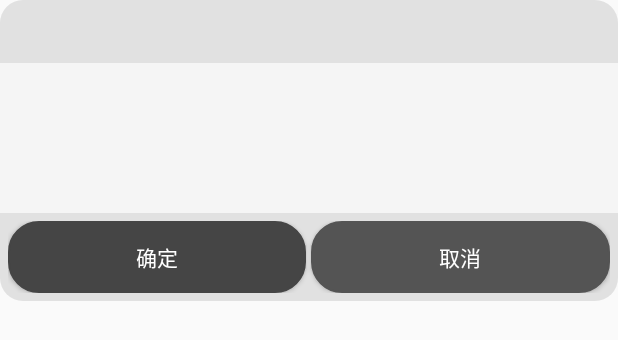
After one commit to kuangye89757/WebViewDemo, an Android app: the layout custom_dialog_layout.xml on its own in the app's theme, with its tools: preview values and no code run, on a phone screen of 412 x 824 dp. The commit adds this screen. Shown: the top 340 px of the screen. Run offline under Robolectric (Android 15) with nearby library versions, the phone set to English and light mode, and no system bars.

Commit message:
添加了一个圆角dialog实例

```diff
--- /dev/null
+++ b/app/src/main/res/drawable/bbuton_danger_rounded.xml
@@ -0,0 +1,21 @@
+<?xml version="1.0" encoding="utf-8"?>
+<selector xmlns:android="http://schemas.android.com/apk/res/android">
+
+    <item android:state_pressed="true">
+        <shape>
+            <solid android:color="#545454"/>
+            <stroke android:width="1dp" android:color="#545454"/>
+            <corners android:radius="20dp"/>
+        </shape>
+    </item>
+
+    <item>
+        <shape>
+            <solid android:color="#545454"/>
+            <stroke android:width="1dp" android:color="#545454"/>
+            <corners android:radius="20dp"/>
+        </shape>
+    </item>
+
+
+</selector>
--- /dev/null
+++ b/app/src/main/res/drawable/bbuton_info_rounded.xml
@@ -0,0 +1,20 @@
+<?xml version="1.0" encoding="utf-8"?>
+<selector xmlns:android="http://schemas.android.com/apk/res/android">
+
+    <item android:state_pressed="true">
+        <shape>
+            <solid android:color="#454545" />
+            <stroke android:width="1dp" android:color="#454545"/>
+            <corners android:radius="20dp"/>
+        </shape>
+    </item>
+
+    <item>
+        <shape>
+            <solid android:color="#454545"/>
+            <stroke android:width="1dp" android:color="#454545"/>
+            <corners android:radius="20dp"/>
+        </shape>
+    </item>
+
+</selector>
--- /dev/null
+++ b/app/src/main/res/drawable/bg_bottom_custom_dialog.xml
@@ -0,0 +1,7 @@
+<?xml version="1.0" encoding="utf-8"?>
+<selector xmlns:android="http://schemas.android.com/apk/res/android">
+    <item><shape>
+        <gradient android:angle="270" android:endColor="#e1e1e1" android:startColor="#e1e1e1" />
+        <corners android:bottomLeftRadius="15dp" android:bottomRightRadius="15dp" />
+    </shape></item>
+</selector>
--- /dev/null
+++ b/app/src/main/res/drawable/bg_middle_custom_dialog.xml
@@ -0,0 +1,6 @@
+<?xml version="1.0" encoding="utf-8"?>
+<selector xmlns:android="http://schemas.android.com/apk/res/android">
+    <item><shape>
+        <gradient android:angle="270" android:endColor="#f5f5f5" android:startColor="#f5f5f5" />
+    </shape></item>
+</selector>
--- /dev/null
+++ b/app/src/main/res/drawable/bg_title_custom_dialog.xml
@@ -0,0 +1,9 @@
+<?xml version="1.0" encoding="utf-8"?>
+<selector xmlns:android="http://schemas.android.com/apk/res/android">
+    <item>
+        <shape>
+            <gradient android:angle="270" android:endColor="#e1e1e1" android:startColor="#e1e1e1"/>
+            <corners android:topLeftRadius="15dp" android:topRightRadius="15dp"/>
+        </shape>
+    </item>
+</selector>
--- /dev/null
+++ b/app/src/main/res/layout/custom_dialog_layout.xml
@@ -0,0 +1,77 @@
+<?xml version="1.0" encoding="utf-8"?>
+<LinearLayout xmlns:android="http://schemas.android.com/apk/res/android"
+              android:layout_width="fill_parent"
+              android:layout_height="wrap_content"
+              android:background="@null"
+              android:minWidth="280dip"
+              android:orientation="vertical">
+
+    <LinearLayout
+        android:layout_width="fill_parent"
+        android:layout_height="wrap_content"
+        android:background="@drawable/bg_title_custom_dialog"
+        android:orientation="horizontal"
+        android:paddingBottom="10dip"
+        android:paddingTop="10dip">
+
+        <TextView
+            android:id="@+id/title"
+            android:layout_width="wrap_content"
+            android:layout_height="wrap_content"
+            android:layout_gravity="center_vertical"
+            android:layout_marginLeft="8dip"
+            android:textSize="16sp"
+            />
+    </LinearLayout>
+
+    <LinearLayout
+        android:id="@+id/content"
+        android:layout_width="fill_parent"
+        android:layout_height="wrap_content"
+        android:background="@drawable/bg_middle_custom_dialog"
+        android:gravity="center"
+        android:minHeight="100dip"
+        android:orientation="vertical">
+
+        <TextView
+            android:id="@+id/message"
+            android:layout_width="fill_parent"
+            android:layout_height="wrap_content"
+            android:layout_marginLeft="10dip"
+            android:textColor="#FF000000"
+            android:textSize="16sp"/>
+    </LinearLayout>
+
+    <LinearLayout
+        android:layout_width="fill_parent"
+        android:layout_height="wrap_content"
+        android:background="@drawable/bg_bottom_custom_dialog"
+        android:orientation="horizontal"
+        android:paddingBottom="5dip"
+        android:paddingLeft="5dip"
+        android:paddingRight="5dip"
+        android:paddingTop="5dip">
+
+        <Button
+            android:id="@+id/positiveButton"
+            android:layout_width="0dip"
+            android:layout_height="wrap_content"
+            android:layout_weight="1"
+            android:background="@drawable/bbuton_info_rounded"
+            android:singleLine="true"
+            android:text="确定"
+            android:textColor="#ffffff"/>
+
+        <Button
+            android:id="@+id/negativeButton"
+            android:layout_width="0dip"
+            android:layout_height="wrap_content"
+            android:layout_marginLeft="3dip"
+            android:layout_weight="1"
+            android:background="@drawable/bbuton_danger_rounded"
+            android:singleLine="true"
+            android:text="取消"
+            android:textColor="#ffffff"/>
+    </LinearLayout>
+
+</LinearLayout>
```
Also changed, not shown: app/src/main/AndroidManifest.xml (+8 -6 lines), app/src/main/java/com/jikexueyuan/webviewdemo/DialogActivity.java (added, +33 -0 lines), app/src/main/java/com/jikexueyuan/webviewdemo/view/CustomDialog.java (added, +175 -0 lines), app/src/main/res/layout/activity_dialog.xml (added, +27 -0 lines), app/src/main/res/values/styles.xml (+8 -0 lines).
